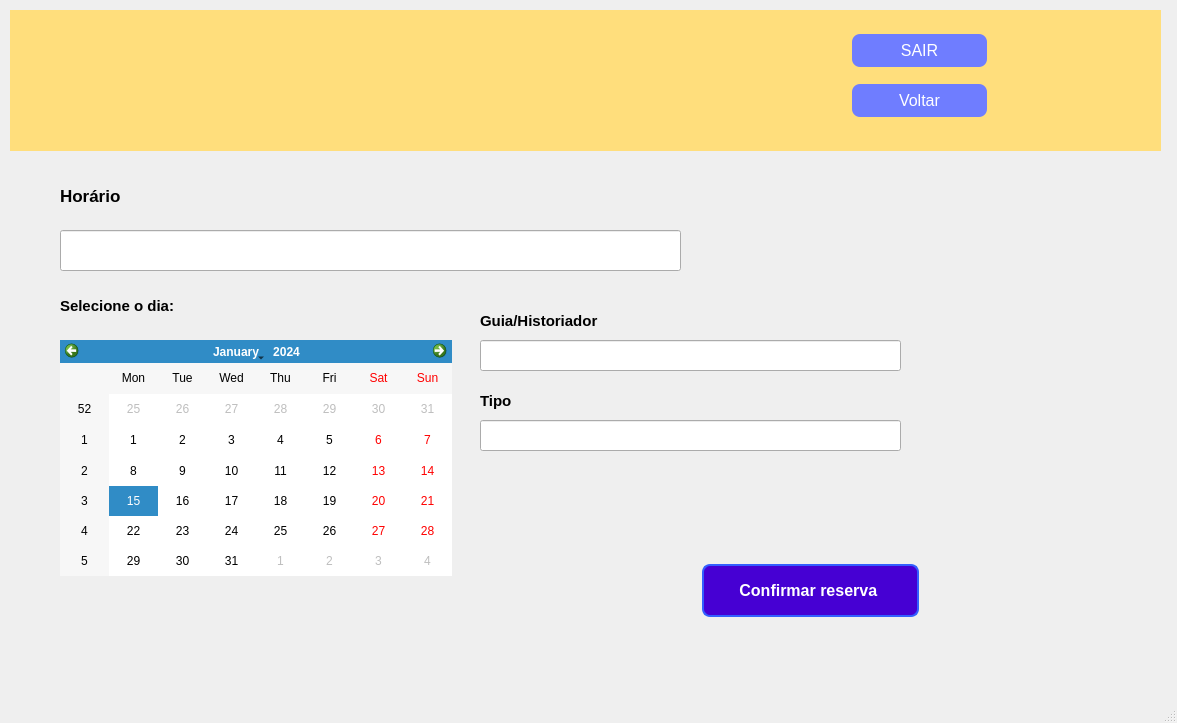
lannyily/POO2, file Cliente/ui/tela_reserva_gratis.ui: the form before one commit.
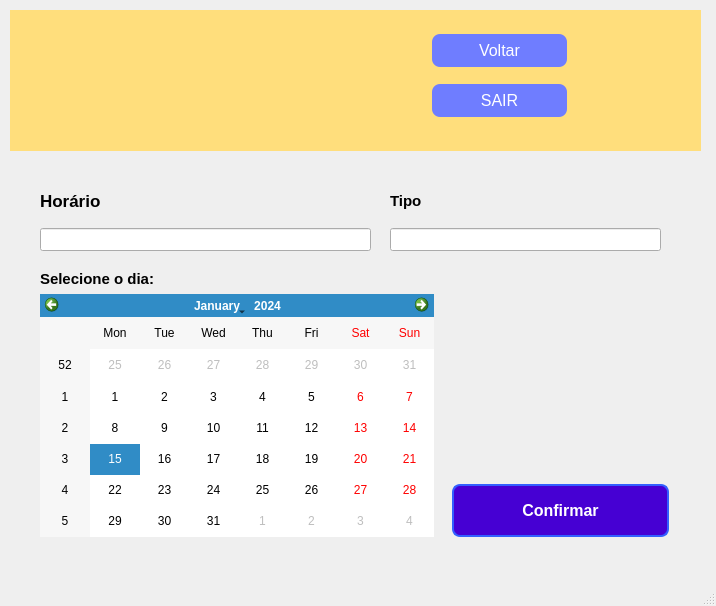
The form after the commit. Icons and pictures are not drawn.

```diff
--- a/Cliente/ui/tela_reserva_gratis.ui
+++ b/Cliente/ui/tela_reserva_gratis.ui
@@ -6,8 +6,8 @@
    <rect>
     <x>0</x>
     <y>0</y>
-    <width>1177</width>
-    <height>723</height>
+    <width>716</width>
+    <height>606</height>
    </rect>
   </property>
   <property name="windowTitle">
@@ -19,100 +19,17 @@
      <rect>
       <x>10</x>
       <y>10</y>
-      <width>1151</width>
+      <width>691</width>
       <height>141</height>
      </rect>
     </property>
     <property name="styleSheet">
      <string notr="true">background-color: rgb(255, 222, 124);</string>
     </property>
-    <widget class="QLabel" name="label_3">
-     <property name="geometry">
-      <rect>
-       <x>-10</x>
-       <y>-10</y>
-       <width>341</width>
-       <height>151</height>
-      </rect>
-     </property>
-     <property name="text">
-      <string/>
-     </property>
-     <property name="pixmap">
-      <pixmap>../imagens/logo.png</pixmap>
-     </property>
-     <property name="scaledContents">
-      <bool>true</bool>
-     </property>
-    </widget>
-    <widget class="QPushButton" name="pushButton_sair">
-     <property name="geometry">
-      <rect>
-       <x>840</x>
-       <y>20</y>
-       <width>139</width>
-       <height>41</height>
-      </rect>
-     </property>
-     <property name="styleSheet">
-      <string notr="true">QPushButton {
-           
-	background-color: rgb(111, 125, 255);
-           border: none;
-           color: white;
-           padding: 10px 20px;
-           text-align: center;
-           text-decoration: none;
-           display: inline-block;
-           font-size: 16px;
-           margin: 4px 2px;
-           cursor: pointer;
-           border-radius: 8px;
-        }
-        QPushButton:hover {
-           background-color: rgb(85, 170, 255); 
-        }</string>
-     </property>
-     <property name="text">
-      <string>SAIR</string>
-     </property>
-    </widget>
-    <widget class="QPushButton" name="pushButton_voltar">
-     <property name="geometry">
-      <rect>
-       <x>840</x>
-       <y>70</y>
-       <width>139</width>
-       <height>41</height>
-      </rect>
-     </property>
-     <property name="styleSheet">
-      <string notr="true">QPushButton {
-           
-	background-color: rgb(111, 125, 255);
-           border: none;
-           color: white;
-           padding: 10px 20px;
-           text-align: center;
-           text-decoration: none;
-           display: inline-block;
-           font-size: 16px;
-           margin: 4px 2px;
-           cursor: pointer;
-           border-radius: 8px;
-        }
-        QPushButton:hover {
-           background-color: rgb(85, 170, 255); 
-        }</string>
-     </property>
-     <property name="text">
-      <string>Voltar</string>
-     </property>
-    </widget>
     <widget class="QPushButton" name="pushButton_perfil">
      <property name="geometry">
       <rect>
-       <x>1020</x>
+       <x>580</x>
        <y>30</y>
        <width>81</width>
        <height>81</height>
@@ -152,42 +69,76 @@
       </size>
      </property>
     </widget>
-   </widget>
-   <widget class="QCalendarWidget" name="calendarWidget">
-    <property name="geometry">
-     <rect>
-      <x>60</x>
-      <y>340</y>
-      <width>392</width>
-      <height>236</height>
-     </rect>
-    </property>
-   </widget>
-   <widget class="QLabel" name="label_2">
-    <property name="geometry">
-     <rect>
-      <x>60</x>
-      <y>290</y>
-      <width>181</width>
-      <height>31</height>
-     </rect>
-    </property>
-    <property name="font">
-     <font>
-      <pointsize>11</pointsize>
-      <weight>75</weight>
-      <bold>true</bold>
-     </font>
-    </property>
-    <property name="text">
-     <string>Selecione o dia: </string>
-    </property>
+    <widget class="QPushButton" name="pushButton_voltar">
+     <property name="geometry">
+      <rect>
+       <x>420</x>
+       <y>20</y>
+       <width>139</width>
+       <height>41</height>
+      </rect>
+     </property>
+     <property name="styleSheet">
+      <string notr="true">QPushButton {
+           
+	background-color: rgb(111, 125, 255);
+           border: none;
+           color: white;
+           padding: 10px 20px;
+           text-align: center;
+           text-decoration: none;
+           display: inline-block;
+           font-size: 16px;
+           margin: 4px 2px;
+           cursor: pointer;
+           border-radius: 8px;
+        }
+        QPushButton:hover {
+           background-color: rgb(85, 170, 255); 
+        }</string>
+     </property>
+     <property name="text">
+      <string>Voltar</string>
+     </property>
+    </widget>
+    <widget class="QPushButton" name="pushButton_sair">
+     <property name="geometry">
+      <rect>
+       <x>420</x>
+       <y>70</y>
+       <width>139</width>
+       <height>41</height>
+      </rect>
+     </property>
+     <property name="styleSheet">
+      <string notr="true">QPushButton {
+           
+	background-color: rgb(111, 125, 255);
+           border: none;
+           color: white;
+           padding: 10px 20px;
+           text-align: center;
+           text-decoration: none;
+           display: inline-block;
+           font-size: 16px;
+           margin: 4px 2px;
+           cursor: pointer;
+           border-radius: 8px;
+        }
+        QPushButton:hover {
+           background-color: rgb(85, 170, 255); 
+        }</string>
+     </property>
+     <property name="text">
+      <string>SAIR</string>
+     </property>
+    </widget>
    </widget>
    <widget class="QPushButton" name="pushButton_confirmar">
     <property name="geometry">
      <rect>
-      <x>700</x>
-      <y>560</y>
+      <x>450</x>
+      <y>480</y>
       <width>221</width>
       <height>61</height>
      </rect>
@@ -215,89 +166,16 @@
         }</string>
     </property>
     <property name="text">
-     <string>Confirmar reserva </string>
-    </property>
-   </widget>
-   <widget class="QLabel" name="label">
-    <property name="geometry">
-     <rect>
-      <x>60</x>
-      <y>180</y>
-      <width>215</width>
-      <height>31</height>
-     </rect>
-    </property>
-    <property name="font">
-     <font>
-      <pointsize>13</pointsize>
-      <weight>75</weight>
-      <bold>true</bold>
-     </font>
-    </property>
-    <property name="text">
-     <string>Horário </string>
-    </property>
-   </widget>
-   <widget class="QLabel" name="label_4">
-    <property name="geometry">
-     <rect>
-      <x>480</x>
-      <y>310</y>
-      <width>268</width>
-      <height>22</height>
-     </rect>
-    </property>
-    <property name="font">
-     <font>
-      <pointsize>11</pointsize>
-      <weight>75</weight>
-      <bold>true</bold>
-     </font>
-    </property>
-    <property name="text">
-     <string>Guia/Historiador</string>
-    </property>
-   </widget>
-   <widget class="QLineEdit" name="lineEdit">
-    <property name="geometry">
-     <rect>
-      <x>480</x>
-      <y>340</y>
-      <width>421</width>
-      <height>31</height>
-     </rect>
-    </property>
-    <property name="font">
-     <font>
-      <pointsize>10</pointsize>
-     </font>
-    </property>
-    <property name="readOnly">
-     <bool>true</bool>
-    </property>
-   </widget>
-   <widget class="QLineEdit" name="lineEdit_2">
-    <property name="geometry">
-     <rect>
-      <x>60</x>
-      <y>230</y>
-      <width>621</width>
-      <height>41</height>
-     </rect>
-    </property>
-    <property name="font">
-     <font>
-      <pointsize>10</pointsize>
-     </font>
+     <string>Confirmar</string>
     </property>
    </widget>
    <widget class="QLabel" name="label_5">
     <property name="geometry">
      <rect>
-      <x>920</x>
-      <y>170</y>
-      <width>231</width>
-      <height>201</height>
+      <x>460</x>
+      <y>290</y>
+      <width>191</width>
+      <height>161</height>
      </rect>
     </property>
     <property name="text">
@@ -313,43 +191,107 @@
      <bool>false</bool>
     </property>
    </widget>
-   <widget class="QLabel" name="label_6">
+   <widget class="QWidget" name="">
     <property name="geometry">
      <rect>
-      <x>480</x>
-      <y>390</y>
-      <width>268</width>
-      <height>22</height>
+      <x>40</x>
+      <y>180</y>
+      <width>331</width>
+      <height>71</height>
      </rect>
     </property>
-    <property name="font">
-     <font>
-      <pointsize>11</pointsize>
-      <weight>75</weight>
-      <bold>true</bold>
-     </font>
+    <layout class="QVBoxLayout" name="verticalLayout">
+     <item>
+      <widget class="QLabel" name="label">
+       <property name="font">
+        <font>
+         <pointsize>13</pointsize>
+         <weight>75</weight>
+         <bold>true</bold>
+        </font>
+       </property>
+       <property name="text">
+        <string>Horário </string>
+       </property>
+      </widget>
+     </item>
+     <item>
+      <widget class="QLineEdit" name="lineEdit_2">
+       <property name="font">
+        <font>
+         <pointsize>10</pointsize>
+        </font>
+       </property>
+      </widget>
+     </item>
+    </layout>
+   </widget>
+   <widget class="QWidget" name="">
+    <property name="geometry">
+     <rect>
+      <x>390</x>
+      <y>180</y>
+      <width>271</width>
+      <height>71</height>
+     </rect>
     </property>
-    <property name="text">
-     <string>Tipo</string>
-    </property>
+    <layout class="QVBoxLayout" name="verticalLayout_2">
+     <item>
+      <widget class="QLabel" name="label_6">
+       <property name="font">
+        <font>
+         <pointsize>11</pointsize>
+         <weight>75</weight>
+         <bold>true</bold>
+        </font>
+       </property>
+       <property name="text">
+        <string>Tipo</string>
+       </property>
+      </widget>
+     </item>
+     <item>
+      <widget class="QLineEdit" name="lineEdit_3">
+       <property name="font">
+        <font>
+         <pointsize>10</pointsize>
+        </font>
+       </property>
+       <property name="readOnly">
+        <bool>true</bool>
+       </property>
+      </widget>
+     </item>
+    </layout>
    </widget>
-   <widget class="QLineEdit" name="lineEdit_3">
+   <widget class="QWidget" name="">
     <property name="geometry">
      <rect>
-      <x>480</x>
-      <y>420</y>
-      <width>421</width>
-      <height>31</height>
+      <x>40</x>
+      <y>270</y>
+      <width>394</width>
+      <height>267</height>
      </rect>
     </property>
-    <property name="font">
-     <font>
-      <pointsize>10</pointsize>
-     </font>
-    </property>
-    <property name="readOnly">
-     <bool>true</bool>
-    </property>
+    <layout class="QVBoxLayout" name="verticalLayout_3">
+     <item>
+      <widget class="QLabel" name="label_2">
+       <property name="font">
+        <font>
+         <pointsize>11</pointsize>
+         <weight>75</weight>
+         <bold>true</bold>
+        </font>
+       </property>
+       <property name="text">
+        <string>Selecione o dia: </string>
+       </property>
+      </widget>
+     </item>
+     <item>
+      <widget class="QCalendarWidget" name="calendarWidget"/>
+     </item>
+    </layout>
    </widget>
   </widget>
   <widget class="QMenuBar" name="menubar">
```
Left out of the diff: 2 changed lines with no effect on the pictures.
